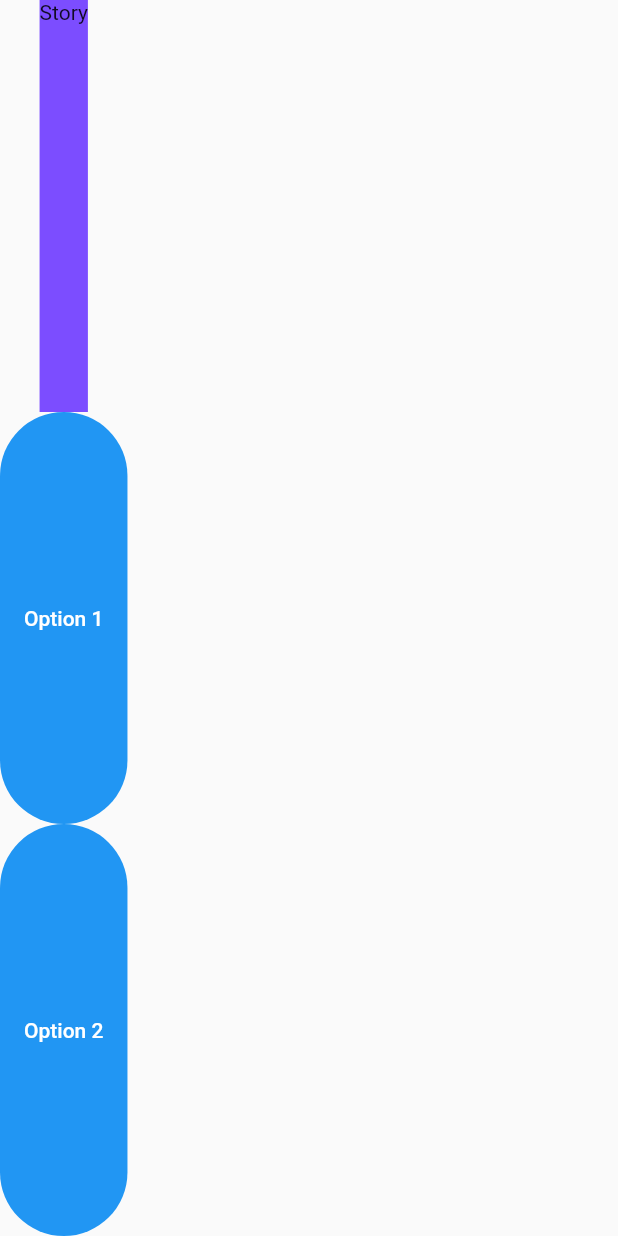
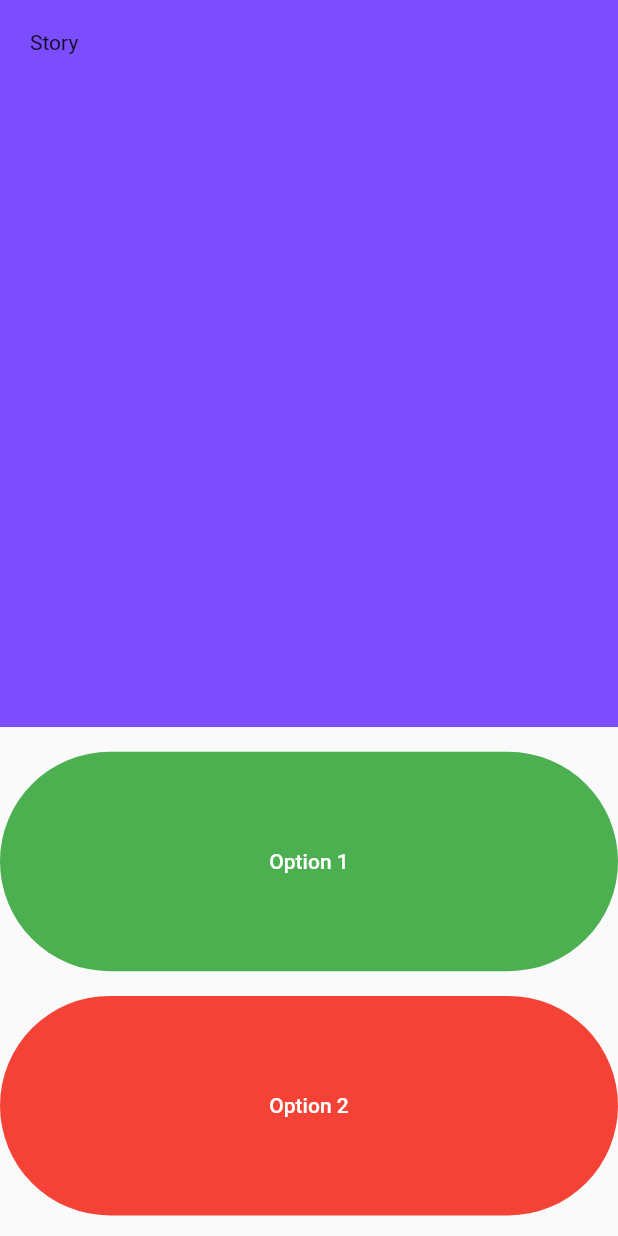
Before and after one commit to Abhishek-J-B-R-I/destini, a Flutter app: the screen it shows after launch, on a phone screen of 412 x 824 dp. Run offline on Flutter 3.47's test engine with Material 2 defaults, Android fonts, the phone set to English and light mode, and no system bars.

Commit message:
user interface completed now it time to work on logic

```diff
--- a/lib/main.dart
+++ b/lib/main.dart
@@ -1,10 +1,7 @@
 import 'package:flutter/material.dart';
 
-
-void main(){
-  runApp(
-    game()
-  );
+void main() {
+  runApp(game());
 }
 
 class game extends StatefulWidget {
@@ -17,25 +14,55 @@ class game extends StatefulWidget {
 class _gameState extends State<game> {
   @override
   Widget build(BuildContext context) {
+    double height = MediaQuery.of(context).size.height;
+    double width = MediaQuery.of(context).size.width;
     return MaterialApp(
       home: Scaffold(
         body: Column(
+          crossAxisAlignment: CrossAxisAlignment.stretch,
           children: [
+            SafeArea(
+              child: Expanded(
+                child: Container(
+                  padding: EdgeInsets.all(20),
+                  height: height/1.7,
+                  width: width,
+                  child: Text('Story'),
+
+                  color: Colors.deepPurpleAccent,
+                ),
+              ),
+            ),
+            SizedBox(
+              height:height/50,
+            ),
             Expanded(
-              child: Container(
-                child: Text('Story'),
-                color: Colors.deepPurpleAccent,
-
-              ),
-
-            ),Expanded(child: FilledButton(
-              onPressed: (){
+                child: FilledButton(
+              onPressed: () {
                 print('i am option 1');
               },
               child: Text('Option 1'),
+                  style: ButtonStyle(backgroundColor: MaterialStateProperty.all(Colors.green)),
             )),
+            SizedBox(
+              height:height/50,
+            ),
+            Expanded(
+                child: FilledButton(
 
-            Expanded(child: FilledButton(onPressed: (){print('i am option2');}, child: Text('Option 2')))
+                    onPressed: () {
+                      print('i am option2');
+                    },
+                    child: Text('Option 2'),
+                style: ButtonStyle(
+                  backgroundColor: MaterialStateProperty.all(Colors.red),
+
+                ),
+
+                )),
+            SizedBox(
+              height: height/60,
+            )
           ],
         ),
       ),
```
